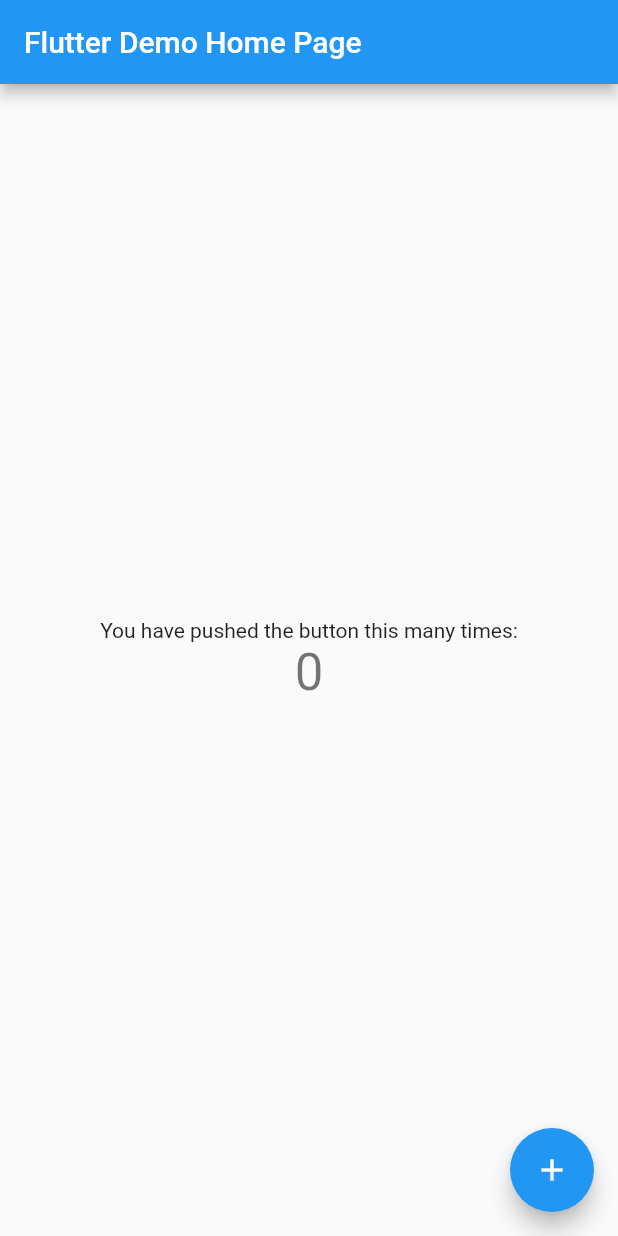
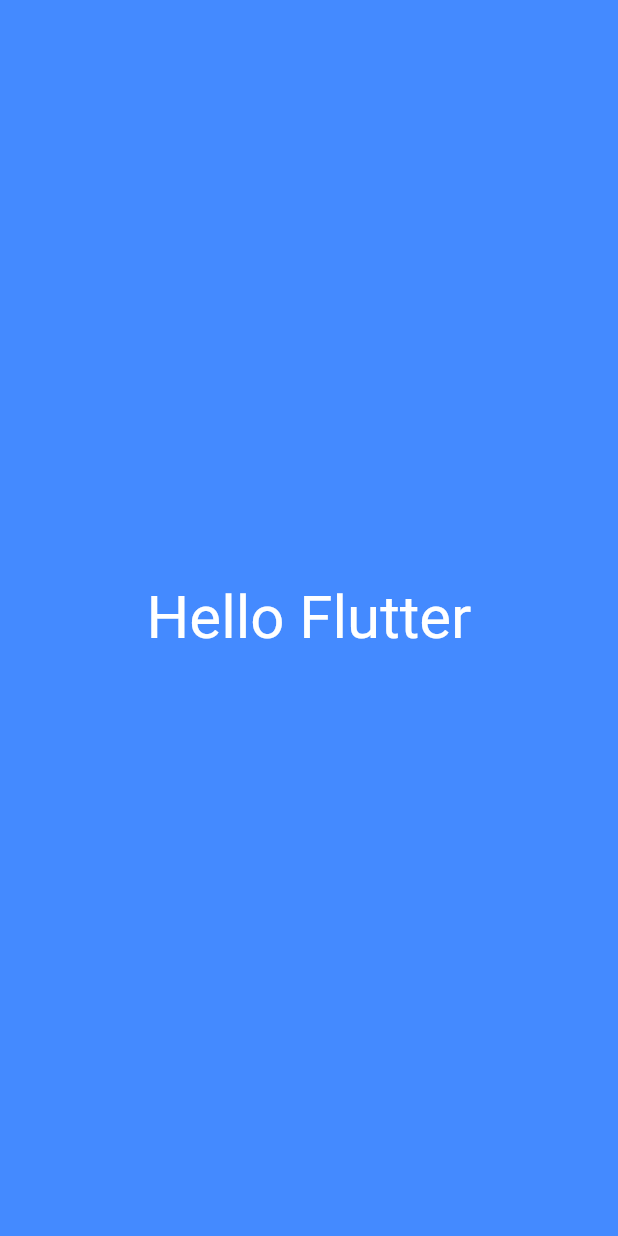
Before and after one commit to akshay-gohel/demo_flutter_sessions_app, a Flutter app: the screen it shows after launch, on a phone screen of 412 x 824 dp. Run offline on Flutter 3.47's test engine with Material 2 defaults, Android fonts, the phone set to English and light mode, and no system bars.

Commit message:
session/widget text, material, materialApp and center

```diff
--- a/lib/main.dart
+++ b/lib/main.dart
@@ -1,117 +1,20 @@
 import 'package:flutter/material.dart';
 
 void main() {
-  runApp(MyApp());
+  runApp(
+
+      MaterialApp(
+        title: "My Flutter App",
+        home: Material(
+          color: Colors.blueAccent,
+          child: Center(
+            child: Text(
+              "Hello Flutter",
+              textDirection: TextDirection.ltr,
+              style: TextStyle(color: Colors.white, fontSize: 40.0),
+            ),
+          ),
+        ),
+      )
+  );
 }
-
-class MyApp extends StatelessWidget {
-  // This widget is the root of your application.
-  @override
-  Widget build(BuildContext context) {
-    return MaterialApp(
-      title: 'Flutter Demo',
-      theme: ThemeData(
-        // This is the theme of your application.
-        //
-        // Try running your application with "flutter run". You'll see the
-        // application has a blue toolbar. Then, without quitting the app, try
-        // changing the primarySwatch below to Colors.green and then invoke
-        // "hot reload" (press "r" in the console where you ran "flutter run",
-        // or simply save your changes to "hot reload" in a Flutter IDE).
-        // Notice that the counter didn't reset back to zero; the application
-        // is not restarted.
-        primarySwatch: Colors.blue,
-        // This makes the visual density adapt to the platform that you run
-        // the app on. For desktop platforms, the controls will be smaller and
-        // closer together (more dense) than on mobile platforms.
-        visualDensity: VisualDensity.adaptivePlatformDensity,
-      ),
-      home: MyHomePage(title: 'Flutter Demo Home Page'),
-    );
-  }
-}
-
-class MyHomePage extends StatefulWidget {
-  MyHomePage({Key key, this.title}) : super(key: key);
-
-  // This widget is the home page of your application. It is stateful, meaning
-  // that it has a State object (defined below) that contains fields that affect
-  // how it looks.
-
-  // This class is the configuration for the state. It holds the values (in this
-  // case the title) provided by the parent (in this case the App widget) and
-  // used by the build method of the State. Fields in a Widget subclass are
-  // always marked "final".
-
-  final String title;
-
-  @override
-  _MyHomePageState createState() => _MyHomePageState();
-}
-
-class _MyHomePageState extends State<MyHomePage> {
-  int _counter = 0;
-
-  void _incrementCounter() {
-    setState(() {
-      // This call to setState tells the Flutter framework that something has
-      // changed in this State, which causes it to rerun the build method below
-      // so that the display can reflect the updated values. If we changed
-      // _counter without calling setState(), then the build method would not be
-      // called again, and so nothing would appear to happen.
-      _counter++;
-    });
-  }
-
-  @override
-  Widget build(BuildContext context) {
-    // This method is rerun every time setState is called, for instance as done
-    // by the _incrementCounter method above.
-    //
-    // The Flutter framework has been optimized to make rerunning build methods
-    // fast, so that you can just rebuild anything that needs updating rather
-    // than having to individually change instances of widgets.
-    return Scaffold(
-      appBar: AppBar(
-        // Here we take the value from the MyHomePage object that was created by
-        // the App.build method, and use it to set our appbar title.
-        title: Text(widget.title),
-      ),
-      body: Center(
-        // Center is a layout widget. It takes a single child and positions it
-        // in the middle of the parent.
-        child: Column(
-          // Column is also a layout widget. It takes a list of children and
-          // arranges them vertically. By default, it sizes itself to fit its
-          // children horizontally, and tries to be as tall as its parent.
-          //
-          // Invoke "debug painting" (press "p" in the console, choose the
-          // "Toggle Debug Paint" action from the Flutter Inspector in Android
-          // Studio, or the "Toggle Debug Paint" command in Visual Studio Code)
-          // to see the wireframe for each widget.
-          //
-          // Column has various properties to control how it sizes itself and
-          // how it positions its children. Here we use mainAxisAlignment to
-          // center the children vertically; the main axis here is the vertical
-          // axis because Columns are vertical (the cross axis would be
-          // horizontal).
-          mainAxisAlignment: MainAxisAlignment.center,
-          children: <Widget>[
-            Text(
-              'You have pushed the button this many times:',
-            ),
-            Text(
-              '$_counter',
-              style: Theme.of(context).textTheme.headline4,
-            ),
-          ],
-        ),
-      ),
-      floatingActionButton: FloatingActionButton(
-        onPressed: _incrementCounter,
-        tooltip: 'Increment',
-        child: Icon(Icons.add),
-      ), // This trailing comma makes auto-formatting nicer for build methods.
-    );
-  }
-}
```
Also changed, not shown: 1 other file.
